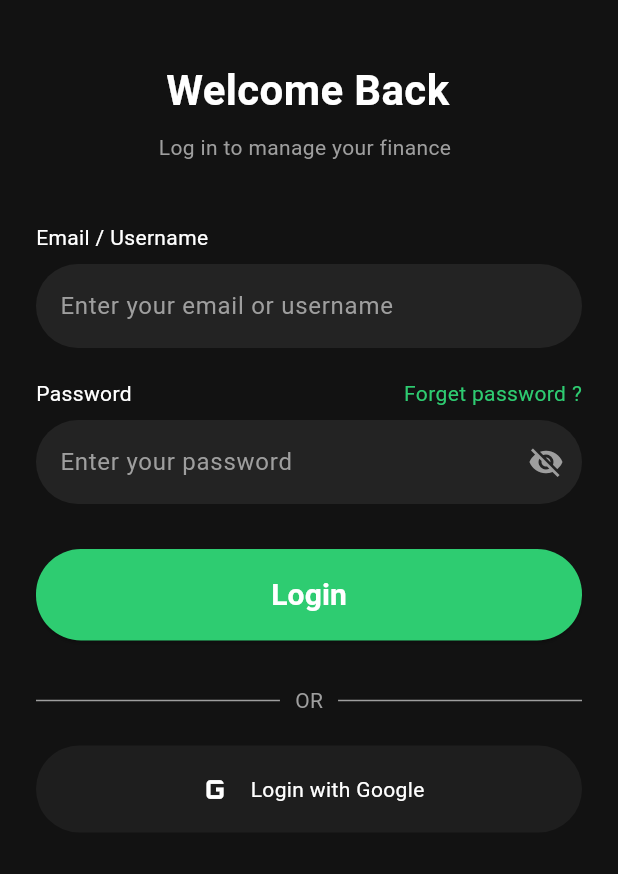
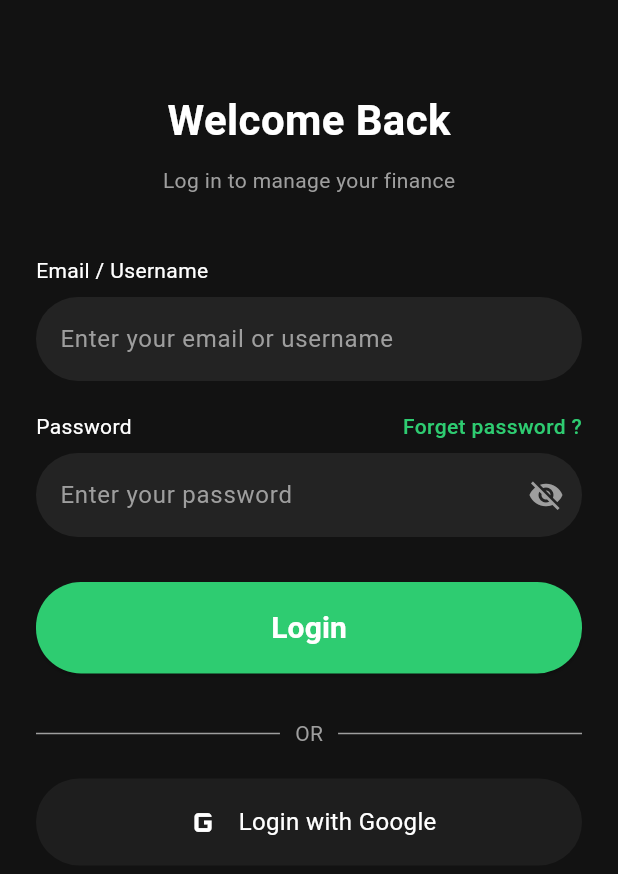
Before and after one commit to VidushaHeshan2006/SaveOnix-App, a Flutter app: the LoginScreen screen opened directly, on a phone screen of 412 x 824 dp. Shown: the top 874 px of the screen. Run offline on Flutter 3.47's test engine with Material 3 defaults, Android fonts, the phone set to English and light mode, and no system bars.

Commit message:
updated with the login forget password process

```diff
--- a/lib/Frontend/Screens/login_screen.dart
+++ b/lib/Frontend/Screens/login_screen.dart
@@ -2,6 +2,7 @@ import 'package:flutter/material.dart';
 import '../Styles/login_style.dart';
 import "../Services/auth_service.dart";
 import 'dashboard.dart';
+import 'forgot_password_screen.dart';
 
 class LoginScreen extends StatefulWidget {
   const LoginScreen({super.key});
@@ -11,122 +12,166 @@ class LoginScreen extends StatefulWidget {
 }
 
 class _LoginScreenState extends State<LoginScreen> {
+
   final TextEditingController emailController = TextEditingController();
   final TextEditingController passwordController = TextEditingController();
 
   bool isLoading = false;
 
+  void loginUser() async {
+
+    setState(() {
+      isLoading = true;
+    });
+
+    final email = emailController.text.trim();
+    final password = passwordController.text.trim();
+
+    final result = await AuthService().login(email, password);
+
+    setState(() {
+      isLoading = false;
+    });
+
+    if (result["error"] != null) {
+
+      ScaffoldMessenger.of(context).showSnackBar(
+        SnackBar(content: Text(result["error"]))
+      );
+
+    } else {
+
+      Navigator.pushReplacement(
+        context,
+        MaterialPageRoute(
+          builder: (_) => DashboardScreen(user: result["user"]),
+        ),
+      );
+    }
+  }
+
   @override
   Widget build(BuildContext context) {
+
     return Scaffold(
       backgroundColor: AppColors.background,
       resizeToAvoidBottomInset: true,
+
       body: SafeArea(
         child: GestureDetector(
           onTap: () => FocusScope.of(context).unfocus(),
-          child: LayoutBuilder(
-            builder: (context, constraints) {
-              return SingleChildScrollView(
-                keyboardDismissBehavior:
-                    ScrollViewKeyboardDismissBehavior.onDrag,
+
+          child: SingleChildScrollView(
             padding: EdgeInsets.only(
               left: 24,
               right: 24,
               bottom: MediaQuery.of(context).viewInsets.bottom + 20,
             ),
-                child: ConstrainedBox(
-                  constraints: BoxConstraints(minHeight: constraints.maxHeight),
+
             child: Column(
               crossAxisAlignment: CrossAxisAlignment.start,
               children: [
-                      const SizedBox(height: 40),
-                      const Text(
-                        "            Welcome Back",
+
+                const SizedBox(height: 60),
+
+                const Center(
+                  child: Text(
+                    "Welcome Back",
                     style: AppTextStyle.heading,
                   ),
-                      const SizedBox(height: 8),
-                      const Text(
-                        "                      Log in to manage your finance",
+                ),
+
+                const SizedBox(height: 10),
+
+                const Center(
+                  child: Text(
+                    "Log in to manage your finance",
                     style: AppTextStyle.subHeading,
                   ),
+                ),
+
                 const SizedBox(height: 40),
 
-                      const Text("Email / Username",
-                          style: AppTextStyle.label),
+                const Text(
+                  "Email / Username",
+                  style: AppTextStyle.label,
+                ),
+
                 const SizedBox(height: 8),
+
                 TextField(
                   controller: emailController,
                   decoration: AppInputStyle.inputDecoration(
                     hint: "Enter your email or username",
                   ),
                 ),
+
                 const SizedBox(height: 20),
 
                 Row(
                   mainAxisAlignment: MainAxisAlignment.spaceBetween,
-                        children: const [
-                          Text("Password", style: AppTextStyle.label),
-                          Text(
+                  children: [
+
+                    const Text(
+                      "Password",
+                      style: AppTextStyle.label,
+                    ),
+
+                    GestureDetector(
+                      onTap: () {
+
+                        Navigator.push(
+                          context,
+                          MaterialPageRoute(
+                            builder: (_) => const ForgotPasswordScreen(),
+                          ),
+                        );
+
+                      },
+
+                      child: const Text(
                         "Forget password ?",
-                            style: TextStyle(color: AppColors.green),
+                        style: TextStyle(
+                          color: AppColors.green,
+                          fontWeight: FontWeight.w500,
+                        ),
+                      ),
                     ),
                   ],
                 ),
+
                 const SizedBox(height: 8),
+
                 TextField(
                   controller: passwordController,
                   obscureText: true,
                   decoration: AppInputStyle.inputDecoration(
                     hint: "Enter your password",
-                          suffixIcon:
-                              Icon(Icons.visibility_off, color: Colors.grey),
+                    suffixIcon: const Icon(
+                      Icons.visibility_off,
+                      color: Colors.grey,
                     ),
                   ),
+                ),
+
                 const SizedBox(height: 30),
-
-
-                      // LOGIN BUTTON
 
                 SizedBox(
                   width: double.infinity,
+
                   child: ElevatedButton(
                     style: AppButtonStyle.greenButton,
-                          onPressed: isLoading
-                              ? null
-                              : () async {
-                                  setState(() => isLoading = true);
 
-                                  final email = emailController.text.trim();
-                                  final password =
-                                      passwordController.text.trim();
+                    onPressed: isLoading ? null : loginUser,
 
-                                  final result = await AuthService()
-                                      .login(email, password);
-
-                                  setState(() => isLoading = false);
-
-                                  if (result == null ||
-                                      result.containsKey("error") ||
-                                      result["user"] == null) {
-                                    ScaffoldMessenger.of(context).showSnackBar(
-                                      SnackBar(
-                                        content: Text(
-                                            result?["error"] ?? "Login failed"),
+                    child: isLoading
+                        ? const SizedBox(
+                            height: 22,
+                            width: 22,
+                            child: CircularProgressIndicator(
+                              color: Colors.white,
+                              strokeWidth: 3,
                             ),
-                                    );
-                                  } else {
-                                    Navigator.pushReplacement(
-                                      context,
-                                      MaterialPageRoute(
-                                        builder: (_) =>
-                                            DashboardScreen(user: result["user"]),
-                                      ),
-                                    );
-                                  }
-                                },
-                          child: isLoading
-                              ? const CircularProgressIndicator(
-                                  color: Colors.white,
                           )
                         : const Text(
                             "Login",
@@ -143,33 +188,51 @@ class _LoginScreenState extends State<LoginScreen> {
 
                 Row(
                   children: const [
+
                     Expanded(child: Divider(color: Colors.grey)),
+
                     Padding(
                       padding: EdgeInsets.symmetric(horizontal: 10),
-                            child:
-                                Text("OR", style: TextStyle(color: Colors.grey)),
+                      child: Text(
+                        "OR",
+                        style: TextStyle(color: Colors.grey),
                       ),
+                    ),
+
                     Expanded(child: Divider(color: Colors.grey)),
                   ],
                 ),
+
                 const SizedBox(height: 20),
 
                 Container(
                   width: double.infinity,
                   padding: const EdgeInsets.symmetric(vertical: 14),
+
                   decoration: BoxDecoration(
                     color: AppColors.card,
                     borderRadius: BorderRadius.circular(30),
                   ),
+
                   child: Row(
                     mainAxisAlignment: MainAxisAlignment.center,
+
                     children: const [
-                            Icon(Icons.g_mobiledata,
-                                color: Colors.white, size: 30),
+
+                      Icon(
+                        Icons.g_mobiledata,
+                        color: Colors.white,
+                        size: 30,
+                      ),
+
                       SizedBox(width: 8),
+
                       Text(
                         "Login with Google",
-                              style: TextStyle(color: Colors.white),
+                        style: TextStyle(
+                          color: Colors.white,
+                          fontSize: 16,
+                        ),
                       ),
                     ],
                   ),
@@ -179,9 +242,6 @@ class _LoginScreenState extends State<LoginScreen> {
               ],
             ),
           ),
-              );
-            },
-          ),
         ),
       ),
     );
```
Lines whose indentation alone changed are shown as unchanged.
